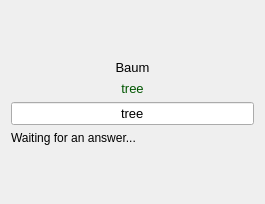
Old version of the form src/practice/practice_widget_written.ui in the repository KDE/parley.
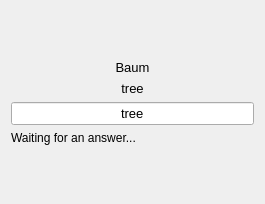
New version of the form. Custom widgets are drawn as their Qt base class.

Commit message:
user KColorScheme to colorize the line edit and the solution label when showing the result
however, the line edit is always set to red as we need a way to pass the result to the
practice mode widget first

Patch:
```diff
--- a/src/practice/practice_widget_written.ui
+++ b/src/practice/practice_widget_written.ui
@@ -44,70 +44,6 @@
    </item>
    <item>
     <widget class="QLabel" name="solutionLabel">
-     <property name="palette">
-      <palette>
-       <active>
-        <colorrole role="WindowText">
-         <brush brushstyle="SolidPattern">
-          <color alpha="255">
-           <red>0</red>
-           <green>85</green>
-           <blue>0</blue>
-          </color>
-         </brush>
-        </colorrole>
-        <colorrole role="Text">
-         <brush brushstyle="SolidPattern">
-          <color alpha="255">
-           <red>0</red>
-           <green>170</green>
-           <blue>0</blue>
-          </color>
-         </brush>
-        </colorrole>
-       </active>
-       <inactive>
-        <colorrole role="WindowText">
-         <brush brushstyle="SolidPattern">
-          <color alpha="255">
-           <red>0</red>
-           <green>85</green>
-           <blue>0</blue>
-          </color>
-         </brush>
-        </colorrole>
-        <colorrole role="Text">
-         <brush brushstyle="SolidPattern">
-          <color alpha="255">
-           <red>0</red>
-           <green>170</green>
-           <blue>0</blue>
-          </color>
-         </brush>
-        </colorrole>
-       </inactive>
-       <disabled>
-        <colorrole role="WindowText">
-         <brush brushstyle="SolidPattern">
-          <color alpha="255">
-           <red>126</red>
-           <green>125</green>
-           <blue>124</blue>
-          </color>
-         </brush>
-        </colorrole>
-        <colorrole role="Text">
-         <brush brushstyle="SolidPattern">
-          <color alpha="255">
-           <red>126</red>
-           <green>125</green>
-           <blue>124</blue>
-          </color>
-         </brush>
-        </colorrole>
-       </disabled>
-      </palette>
-     </property>
      <property name="font">
       <font>
        <pointsize>10</pointsize>
```
The commit also changes 2 other files.
